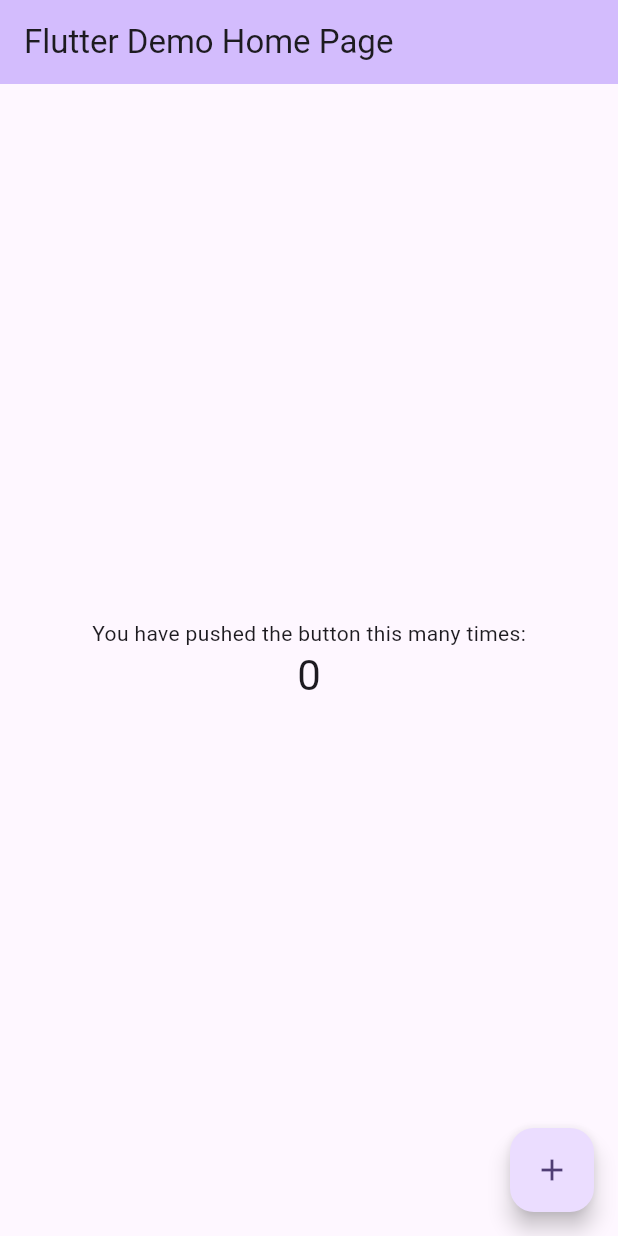
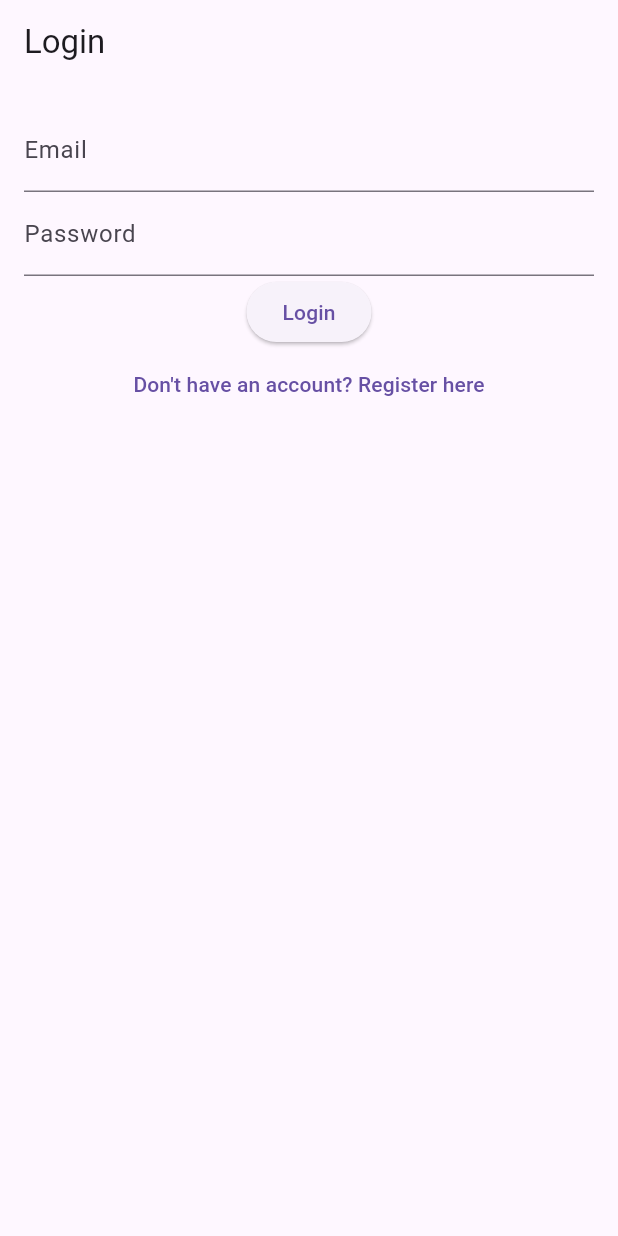
Before and after one commit to rasmey129/stockapp, a Flutter app: the screen it shows after launch, on a phone screen of 412 x 824 dp. Run offline on Flutter 3.47's test engine with Material 3 defaults, Android fonts, the phone set to English and light mode, and no system bars; our stand-ins replace firebase_auth, firebase_core; accounts and stored records are empty.

Commit message:
Baseline UI established

```diff
--- /dev/null
+++ b/lib/login.dart
@@ -0,0 +1,86 @@
+import 'package:firebase_auth/firebase_auth.dart';
+import 'package:flutter/material.dart';
+import 'package:stockapp/signup.dart';
+import 'homescreen.dart';
+import 'signup.dart';
+
+class LoginPage extends StatelessWidget {
+  final TextEditingController _emailController = TextEditingController();
+  final TextEditingController _passwordController = TextEditingController();
+  final GlobalKey<FormState> _formKey = GlobalKey<FormState>();
+
+  Future<void> _login(BuildContext context) async {
+    if (_formKey.currentState!.validate()) {
+      try {
+        await FirebaseAuth.instance.signInWithEmailAndPassword(
+          email: _emailController.text,
+          password: _passwordController.text,
+        );
+        Navigator.pushReplacement(
+          context,
+          MaterialPageRoute(builder: (context) => HomePage()),
+        );
+      } catch (e) {
+        ScaffoldMessenger.of(context).showSnackBar(
+          SnackBar(content: Text('Login failed: $e')),
+        );
+      }
+    }
+  }
+
+  @override
+  Widget build(BuildContext context) {
+    return Scaffold(
+      appBar: AppBar(title: Text('Login')),
+      body: Padding(
+        padding: const EdgeInsets.all(16.0),
+        child: Form(
+          key: _formKey,
+          child: Column(
+            children: [
+              TextFormField(
+                controller: _emailController,
+                decoration: InputDecoration(labelText: 'Email'),
+                keyboardType: TextInputType.emailAddress,
+                validator: (value) {
+                  if (value == null || value.isEmpty) {
+                    return 'Please enter an email';
+                  }
+                  if (!RegExp(r"^[a-zA-Z0-9._%+-]+@[a-zAZ0-9.-]+\.[a-zA-Z]{2,}$")
+                      .hasMatch(value)) {
+                    return 'Enter a valid email';
+                  }
+                  return null;
+                },
+              ),
+              TextFormField(
+                controller: _passwordController,
+                decoration: InputDecoration(labelText: 'Password'),
+                obscureText: true,
+                validator: (value) {
+                  if (value == null || value.isEmpty) {
+                    return 'Please enter a password';
+                  }
+                  return null;
+                },
+              ),
+              ElevatedButton(
+                onPressed: () => _login(context),
+                child: Text('Login'),
+              ),
+              TextButton(
+                onPressed: () {
+                  Navigator.push(
+                    context,
+                    MaterialPageRoute(builder: (context) => RegisterPage()),
+                  );
+                },
+                child: Text('Don\'t have an account? Register here'),
+              ),
+            ],
+          ),
+        ),
+      ),
+    );
+  }
+}
--- a/lib/main.dart
+++ b/lib/main.dart
@@ -1,125 +1,29 @@
 import 'package:flutter/material.dart';
+import 'package:firebase_core/firebase_core.dart';
+import 'package:firebase_auth/firebase_auth.dart';
+import 'homescreen.dart';
+import 'login.dart';
 
-void main() {
-  runApp(const MyApp());
+void main() async {
+  WidgetsFlutterBinding.ensureInitialized();
+  await Firebase.initializeApp();
+  runApp(StockTrackerApp());
 }
 
-class MyApp extends StatelessWidget {
-  const MyApp({super.key});
-
-  // This widget is the root of your application.
+class StockTrackerApp extends StatelessWidget {
   @override
   Widget build(BuildContext context) {
     return MaterialApp(
-      title: 'Flutter Demo',
-      theme: ThemeData(
-        // This is the theme of your application.
-        //
-        // TRY THIS: Try running your application with "flutter run". You'll see
-        // the application has a purple toolbar. Then, without quitting the app,
-        // try changing the seedColor in the colorScheme below to Colors.green
-        // and then invoke "hot reload" (save your changes or press the "hot
-        // reload" button in a Flutter-supported IDE, or press "r" if you used
-        // the command line to start the app).
-        //
-        // Notice that the counter didn't reset back to zero; the application
-        // state is not lost during the reload. To reset the state, use hot
-        // restart instead.
-        //
-        // This works for code too, not just values: Most code changes can be
-        // tested with just a hot reload.
-        colorScheme: ColorScheme.fromSeed(seedColor: Colors.deepPurple),
-        useMaterial3: true,
-      ),
-      home: const MyHomePage(title: 'Flutter Demo Home Page'),
+      title: 'Stock Tracker App',
+      theme: ThemeData(primarySwatch: Colors.blue,),
+      home: AuthenticationWrapper(),
     );
   }
 }
 
-class MyHomePage extends StatefulWidget {
-  const MyHomePage({super.key, required this.title});
-
-  // This widget is the home page of your application. It is stateful, meaning
-  // that it has a State object (defined below) that contains fields that affect
-  // how it looks.
-
-  // This class is the configuration for the state. It holds the values (in this
-  // case the title) provided by the parent (in this case the App widget) and
-  // used by the build method of the State. Fields in a Widget subclass are
-  // always marked "final".
-
-  final String title;
-
-  @override
-  State<MyHomePage> createState() => _MyHomePageState();
-}
-
-class _MyHomePageState extends State<MyHomePage> {
-  int _counter = 0;
-
-  void _incrementCounter() {
-    setState(() {
-      // This call to setState tells the Flutter framework that something has
-      // changed in this State, which causes it to rerun the build method below
-      // so that the display can reflect the updated values. If we changed
-      // _counter without calling setState(), then the build method would not be
-      // called again, and so nothing would appear to happen.
-      _counter++;
-    });
-  }
-
+class AuthenticationWrapper extends StatelessWidget {
   @override
   Widget build(BuildContext context) {
-    // This method is rerun every time setState is called, for instance as done
-    // by the _incrementCounter method above.
-    //
-    // The Flutter framework has been optimized to make rerunning build methods
-    // fast, so that you can just rebuild anything that needs updating rather
-    // than having to individually change instances of widgets.
-    return Scaffold(
-      appBar: AppBar(
-        // TRY THIS: Try changing the color here to a specific color (to
-        // Colors.amber, perhaps?) and trigger a hot reload to see the AppBar
-        // change color while the other colors stay the same.
-        backgroundColor: Theme.of(context).colorScheme.inversePrimary,
-        // Here we take the value from the MyHomePage object that was created by
-        // the App.build method, and use it to set our appbar title.
-        title: Text(widget.title),
-      ),
-      body: Center(
-        // Center is a layout widget. It takes a single child and positions it
-        // in the middle of the parent.
-        child: Column(
-          // Column is also a layout widget. It takes a list of children and
-          // arranges them vertically. By default, it sizes itself to fit its
-          // children horizontally, and tries to be as tall as its parent.
-          //
-          // Column has various properties to control how it sizes itself and
-          // how it positions its children. Here we use mainAxisAlignment to
-          // center the children vertically; the main axis here is the vertical
-          // axis because Columns are vertical (the cross axis would be
-          // horizontal).
-          //
-          // TRY THIS: Invoke "debug painting" (choose the "Toggle Debug Paint"
-          // action in the IDE, or press "p" in the console), to see the
-          // wireframe for each widget.
-          mainAxisAlignment: MainAxisAlignment.center,
-          children: <Widget>[
-            const Text(
-              'You have pushed the button this many times:',
-            ),
-            Text(
-              '$_counter',
-              style: Theme.of(context).textTheme.headlineMedium,
-            ),
-          ],
-        ),
-      ),
-      floatingActionButton: FloatingActionButton(
-        onPressed: _incrementCounter,
-        tooltip: 'Increment',
-        child: const Icon(Icons.add),
-      ), // This trailing comma makes auto-formatting nicer for build methods.
-    );
+    return FirebaseAuth.instance.currentUser == null ? LoginPage() : HomePage();
   }
 }
--- a/pubspec.yaml
+++ b/pubspec.yaml
@@ -35,6 +35,10 @@ dependencies:
   # The following adds the Cupertino Icons font to your application.
   # Use with the CupertinoIcons class for iOS style icons.
   cupertino_icons: ^1.0.8
+  firebase_auth: ^5.3.4
+  firebase_core: ^3.8.1
+  cloud_firestore: ^5.5.1
+  http: ^1.2.2
 
 dev_dependencies:
   flutter_test:
```
Also changed, not shown: lib/homescreen.dart (added, +58 -0 lines), lib/market.dart (added, +80 -0 lines), lib/newsfeed.dart (added, +55 -0 lines), lib/settings.dart (added, +58 -0 lines), lib/signup.dart (added, +94 -0 lines), lib/watchlist.dart (added, +56 -0 lines), firebase.json (added), lib/firebase_options.dart (added), pubspec.lock, 6 other files.
